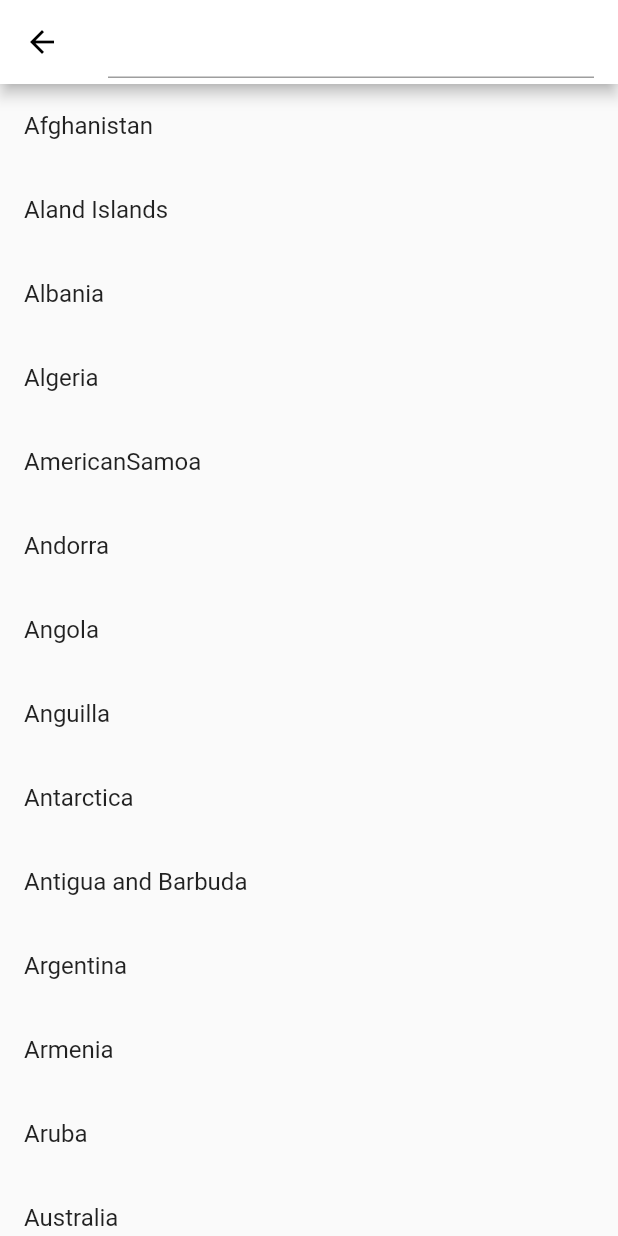
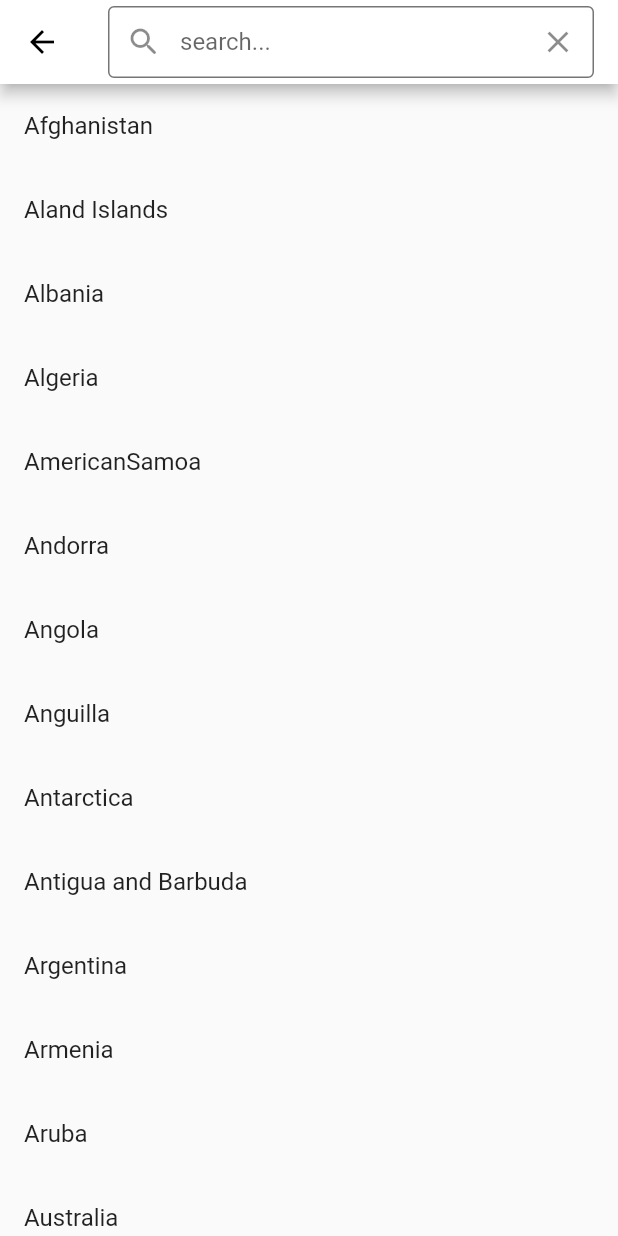
Before and after one commit to AgustinaGF/flutterInputsPractice, a Flutter app: the TextFieldPage screen opened by its route, on a phone screen of 412 x 824 dp. Run offline on Flutter 3.47's test engine with Material 2 defaults, Android fonts, the phone set to English and light mode, and no system bars.

Commit message:
inputDecoration 170

```diff
--- a/lib/pages/text_file_page.dart
+++ b/lib/pages/text_file_page.dart
@@ -49,6 +49,24 @@ class _TextFieldPageState extends State<TextFieldPage> {
             _query = text;
             setState(() {});
           },
+          decoration: const InputDecoration(
+              label: Text('search...'),
+              hintText: 'placeholder',
+              prefixIcon: Icon(
+                Icons.search_rounded,
+              ),
+              suffixIcon: Icon(Icons.clear),
+              hintStyle: TextStyle(color: Colors.black26),
+              contentPadding: EdgeInsets.symmetric(
+                horizontal: 10,
+              ),
+              focusedBorder: OutlineInputBorder(
+                borderSide: BorderSide(
+                  color: Color(0xff00c853),
+                ),
+              ),
+              enabledBorder: OutlineInputBorder(
+                  borderSide: BorderSide(color: Colors.black54))),
         ),
       ),
       body: ListView.builder(
```
